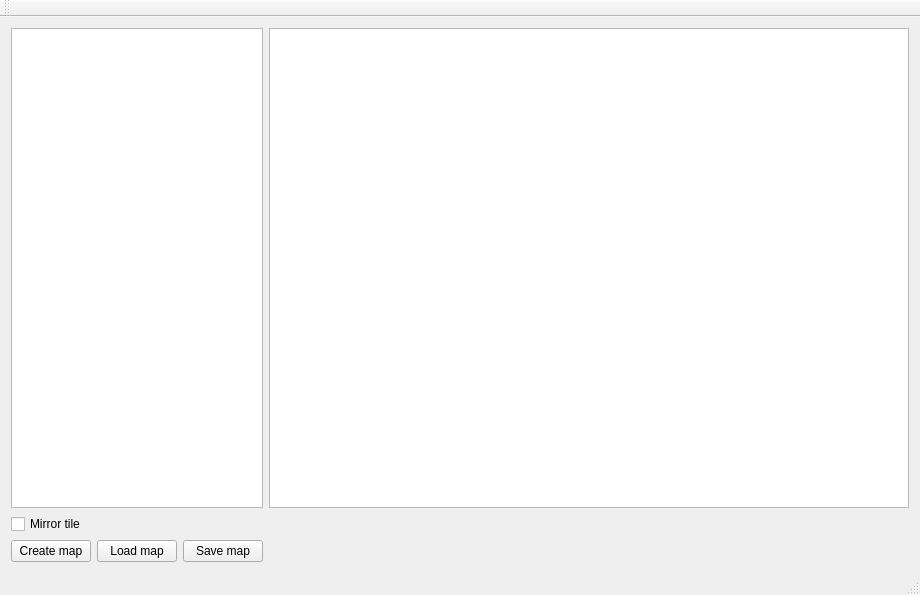
The window that Source/MapEditor/mainwindow.ui (XaviDCR92/Airport) describes before a commit, drawn with Qt 5.
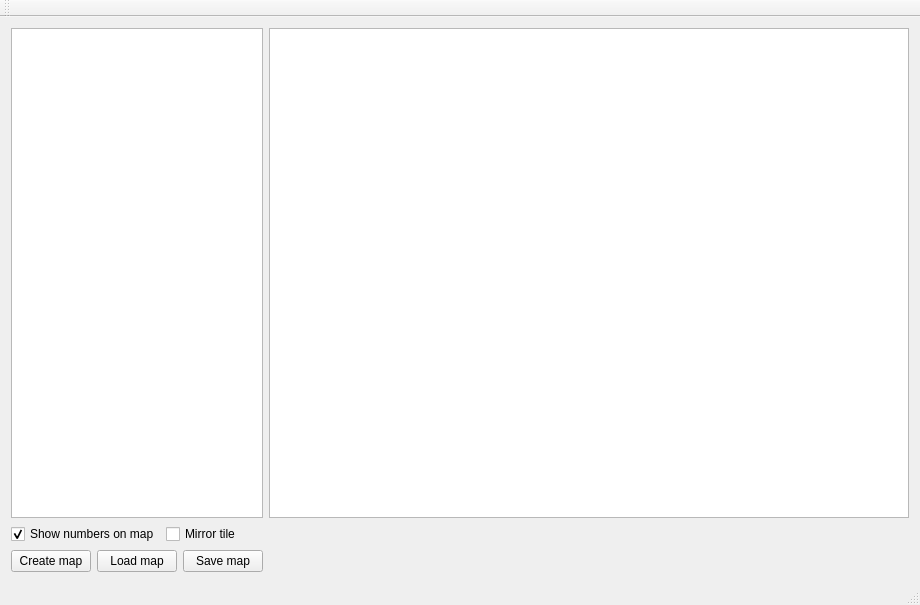
The same window after the commit.

```diff
--- a/Source/MapEditor/mainwindow.ui
+++ b/Source/MapEditor/mainwindow.ui
@@ -7,7 +7,7 @@
     <x>0</x>
     <y>0</y>
     <width>920</width>
-    <height>582</height>
+    <height>605</height>
    </rect>
   </property>
   <property name="windowTitle">
@@ -24,7 +24,38 @@
     <bool>true</bool>
    </property>
    <layout class="QGridLayout" name="gridLayout">
-    <item row="3" column="0">
+    <item row="1" column="0">
+     <layout class="QHBoxLayout" name="horizontalLayout_2">
+      <item>
+       <widget class="QCheckBox" name="showNumbers_Checkbox">
+        <property name="text">
+         <string>Show numbers on map</string>
+        </property>
+        <property name="checked">
+         <bool>true</bool>
+        </property>
+       </widget>
+      </item>
+      <item>
+       <widget class="QCheckBox" name="mirror_CheckBox">
+        <property name="text">
+         <string>Mirror tile</string>
+        </property>
+       </widget>
+      </item>
+     </layout>
+    </item>
+    <item row="0" column="2">
+     <widget class="QGraphicsView" name="graphicsView">
+      <property name="minimumSize">
+       <size>
+        <width>640</width>
+        <height>480</height>
+       </size>
+      </property>
+     </widget>
+    </item>
+    <item row="4" column="0">
      <layout class="QHBoxLayout" name="horizontalLayout">
       <item>
        <widget class="QPushButton" name="CreateMap_Btn">
@@ -69,13 +100,6 @@
       </property>
      </widget>
     </item>
-    <item row="1" column="0">
-     <widget class="QCheckBox" name="mirror_CheckBox">
-      <property name="text">
-       <string>Mirror tile</string>
-      </property>
-     </widget>
-    </item>
    </layout>
   </widget>
   <widget class="QMenuBar" name="menuBar">
```
Left out of the diff: 10 changed lines with no effect on the pictures.
